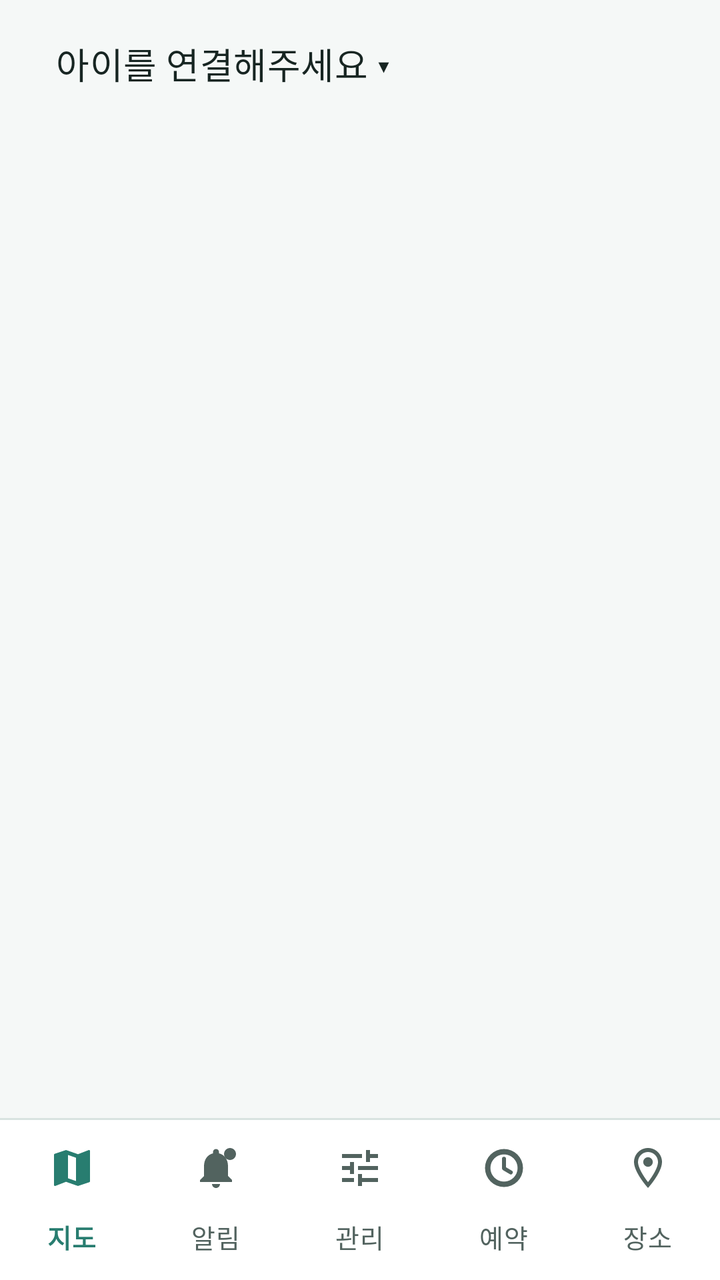
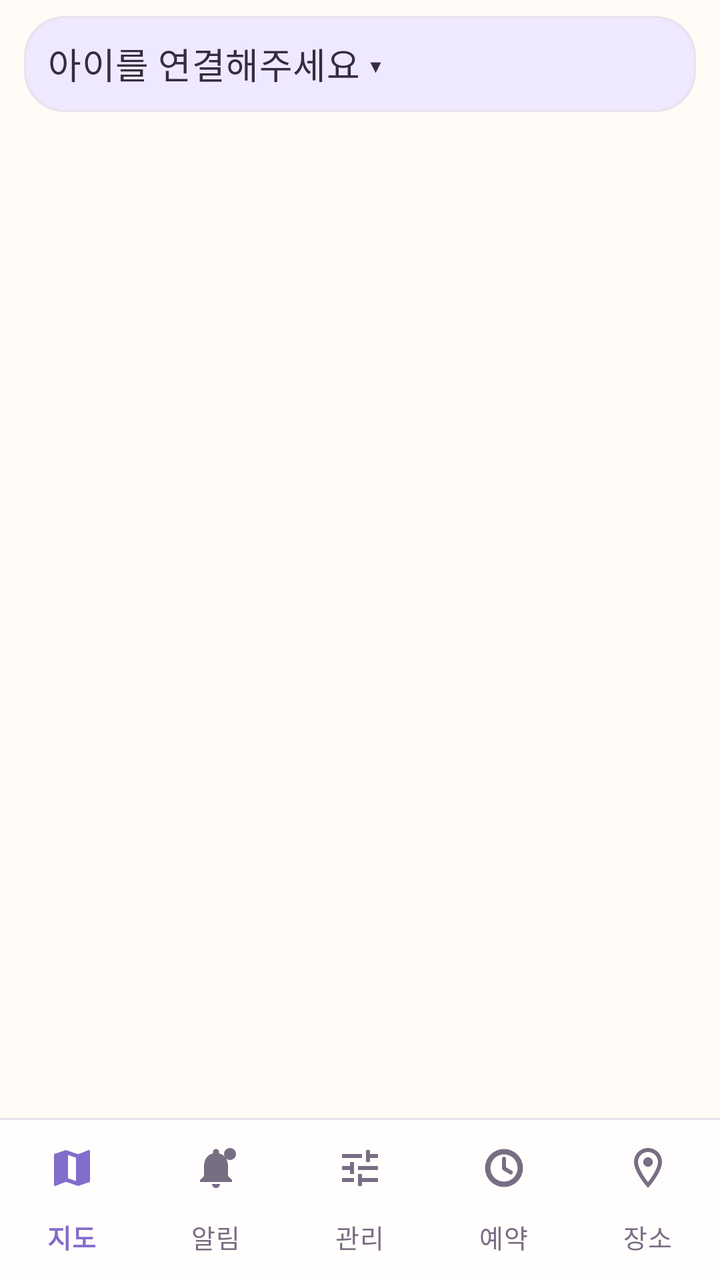

An Android layout rendered at two revisions. The XML below is the earlier revision; the diff shows what the commit changed to produce the second picture.
<!-- AndroidManifest.xml: application theme Theme.KidCare -->
<!-- res/layout/activity_guardian_main.xml -->
<?xml version="1.0" encoding="utf-8"?>
<LinearLayout xmlns:android="http://schemas.android.com/apk/res/android"
    xmlns:app="http://schemas.android.com/apk/res-auto"
    android:layout_width="match_parent"
    android:layout_height="match_parent"
    android:orientation="vertical">

    
    <LinearLayout
        android:id="@+id/child_selector_bar"
        android:layout_width="match_parent"
        android:layout_height="wrap_content"
        android:background="?attr/colorSurface"
        android:gravity="center_vertical"
        android:paddingHorizontal="16dp"
        android:paddingVertical="8dp">

        <TextView
            android:id="@+id/child_selector"
            android:layout_width="match_parent"
            android:layout_height="48dp"
            android:background="?attr/selectableItemBackground"
            android:clickable="true"
            android:focusable="true"
            android:gravity="center_vertical"
            android:paddingHorizontal="12dp"
            android:text="@string/child_selector_empty"
            android:textAppearance="?attr/textAppearanceTitleMedium"
            android:textColor="?attr/colorOnSurface" />
    </LinearLayout>

    
    <TextView
        android:id="@+id/disconnect_banner"
        android:layout_width="match_parent"
        android:layout_height="wrap_content"
        android:background="?attr/colorErrorContainer"
        android:paddingHorizontal="16dp"
        android:paddingVertical="14dp"
        android:textAppearance="?attr/textAppearanceBodyMedium"
        android:textColor="?attr/colorOnErrorContainer"
        android:visibility="gone" />

    <FrameLayout
        android:id="@+id/fragment_container"
        android:layout_width="match_parent"
        android:layout_height="0dp"
        android:layout_weight="1" />

    
    <View
        android:layout_width="match_parent"
        android:layout_height="1dp"
        android:background="?attr/colorOutlineVariant" />

    <com.google.android.material.bottomnavigation.BottomNavigationView
        android:id="@+id/bottom_nav"
        android:layout_width="match_parent"
        android:layout_height="wrap_content"
        app:labelVisibilityMode="labeled"
        app:menu="@menu/guardian_bottom_nav" />
</LinearLayout>
<!-- resources referenced by this layout -->
<resources>
  <style name="Theme.KidCare" parent="Theme.Material3.DayNight.NoActionBar">
          <item name="colorPrimary">@color/sky</item>
          <item name="colorOnPrimary">@color/on_accent</item>
          <item name="colorPrimaryContainer">@color/sky_soft</item>
          <item name="colorOnPrimaryContainer">@color/ink</item>
  
          <item name="colorSecondary">@color/apricot</item>
          <item name="colorOnSecondary">@color/on_accent</item>
          <item name="colorSecondaryContainer">@color/apricot_soft</item>
          <item name="colorOnSecondaryContainer">@color/on_apricot_soft</item>
  
          <item name="colorTertiary">@color/grass</item>
          <item name="colorOnTertiary">@color/on_accent</item>
          <item name="colorTertiaryContainer">@color/grass_soft</item>
          <item name="colorOnTertiaryContainer">@color/ink</item>
  
          <item name="colorError">@color/berry_ink</item>
          <item name="colorOnError">@color/paper_card</item>
          <item name="colorErrorContainer">@color/berry_soft</item>
          <item name="colorOnErrorContainer">@color/on_berry_soft</item>
  
          <item name="android:colorBackground">@color/paper</item>
          <item name="colorOnBackground">@color/ink</item>
          <item name="colorSurface">@color/paper</item>
          <item name="colorOnSurface">@color/ink</item>
          <item name="colorSurfaceVariant">@color/paper_fold</item>
          <item name="colorOnSurfaceVariant">@color/ink_soft</item>
          <item name="colorSurfaceContainerLowest">@color/paper_card</item>
          <item name="colorSurfaceContainerLow">@color/paper_card</item>
          <item name="colorSurfaceContainer">@color/paper_card</item>
          <item name="colorSurfaceContainerHigh">@color/paper_fold</item>
          <item name="colorSurfaceContainerHighest">@color/paper_fold</item>
          <item name="colorOutline">@color/line</item>
          <item name="colorOutlineVariant">@color/line_soft</item>
  
          <item name="shapeAppearanceCornerExtraSmall">@style/ShapeAppearance.KidCare.ExtraSmall</item>
          <item name="shapeAppearanceCornerSmall">@style/ShapeAppearance.KidCare.Small</item>
          <item name="shapeAppearanceCornerMedium">@style/ShapeAppearance.KidCare.Medium</item>
          <item name="shapeAppearanceCornerLarge">@style/ShapeAppearance.KidCare.Large</item>
          <item name="shapeAppearanceCornerExtraLarge">@style/ShapeAppearance.KidCare.ExtraLarge</item>
          <item name="shapeAppearanceSmallComponent">@style/ShapeAppearance.KidCare.Small</item>
          <item name="shapeAppearanceMediumComponent">@style/ShapeAppearance.KidCare.Medium</item>
          <item name="shapeAppearanceLargeComponent">@style/ShapeAppearance.KidCare.Large</item>
  
          <item name="textAppearanceDisplayLarge">@style/TextAppearance.KidCare.DisplayLarge</item>
          <item name="textAppearanceDisplayMedium">@style/TextAppearance.KidCare.DisplayMedium</item>
          <item name="textAppearanceDisplaySmall">@style/TextAppearance.KidCare.DisplaySmall</item>
          <item name="textAppearanceHeadlineLarge">@style/TextAppearance.KidCare.HeadlineLarge</item>
          <item name="textAppearanceHeadlineMedium">@style/TextAppearance.KidCare.HeadlineMedium</item>
          <item name="textAppearanceHeadlineSmall">@style/TextAppearance.KidCare.HeadlineSmall</item>
          <item name="textAppearanceTitleLarge">@style/TextAppearance.KidCare.TitleLarge</item>
          <item name="textAppearanceTitleMedium">@style/TextAppearance.KidCare.TitleMedium</item>
          <item name="textAppearanceTitleSmall">@style/TextAppearance.KidCare.TitleSmall</item>
          <item name="textAppearanceBodyLarge">@style/TextAppearance.KidCare.BodyLarge</item>
          <item name="textAppearanceBodyMedium">@style/TextAppearance.KidCare.BodyMedium</item>
          <item name="textAppearanceBodySmall">@style/TextAppearance.KidCare.BodySmall</item>
          <item name="textAppearanceLabelLarge">@style/TextAppearance.KidCare.LabelLarge</item>
          <item name="textAppearanceLabelMedium">@style/TextAppearance.KidCare.LabelMedium</item>
          <item name="textAppearanceLabelSmall">@style/TextAppearance.KidCare.LabelSmall</item>
  
          <item name="materialButtonStyle">@style/Widget.KidCare.Button</item>
          <item name="materialButtonOutlinedStyle">@style/Widget.KidCare.Button.Outlined</item>
          <item name="materialCardViewStyle">@style/Widget.KidCare.Card</item>
          <item name="bottomNavigationStyle">@style/Widget.KidCare.BottomNav</item>
          <item name="textInputStyle">@style/Widget.KidCare.TextField</item>
  
          <item name="android:statusBarColor" tools:targetApi="l">@color/paper</item>
          <item name="android:navigationBarColor">@color/paper_card</item>
          <item name="android:windowLightStatusBar" tools:targetApi="m">@bool/light_system_bars</item>
          <item name="android:windowLightNavigationBar" tools:targetApi="o_mr1">@bool/light_system_bars</item>
          <item name="android:windowBackground">@color/paper</item>
      </style>
  <color name="sky">#287D70</color>
  <color name="sky_soft">#D8EEE9</color>
  <color name="ink">#172522</color>
  <color name="apricot">#F2A65A</color>
  <color name="apricot_soft">#FFF0DF</color>
  <color name="on_apricot_soft">#4A2B0D</color>
  <color name="grass">#4EA970</color>
  <color name="grass_soft">#DDF3E4</color>
  <color name="berry_ink">#A23E3E</color>
  <color name="paper_card">#FFFFFF</color>
  <color name="berry_soft">#FCE7E7</color>
  <color name="on_berry_soft">#4B1717</color>
  <color name="paper">#F5F8F7</color>
  <color name="paper_fold">#E8F0EE</color>
  <color name="ink_soft">#52635F</color>
  <color name="line">#71827E</color>
  <color name="line_soft">#D8E3E0</color>
  <!-- unchanged entries left out for length: 29 -->
</resources>

<!-- the commit's change to res/layout/activity_guardian_main.xml (unified diff, before → after) -->
@@ -10,16 +10,16 @@
         android:id="@+id/child_selector_bar"
         android:layout_width="match_parent"
         android:layout_height="wrap_content"
-        android:background="?attr/colorSurface"
+        android:background="@color/paper"
         android:gravity="center_vertical"
-        android:paddingHorizontal="16dp"
+        android:paddingHorizontal="12dp"
         android:paddingVertical="8dp">
 
         <TextView
             android:id="@+id/child_selector"
             android:layout_width="match_parent"
             android:layout_height="48dp"
-            android:background="?attr/selectableItemBackground"
+            android:background="@drawable/bg_child_selector"
             android:clickable="true"
             android:focusable="true"
             android:gravity="center_vertical"
<!-- resource entries referenced after the edit -->
@@ -1,6 +1,6 @@
 <!-- resources referenced by this layout -->
 <resources>
-  <style name="Theme.KidCare" parent="Theme.Material3.DayNight.NoActionBar">
+  <style name="Theme.KidCare" parent="Theme.Material3.Light.NoActionBar">
           <item name="colorPrimary">@color/sky</item>
           <item name="colorOnPrimary">@color/on_accent</item>
           <item name="colorPrimaryContainer">@color/sky_soft</item>
@@ -71,24 +71,42 @@
           <item name="android:windowLightStatusBar" tools:targetApi="m">@bool/light_system_bars</item>
           <item name="android:windowLightNavigationBar" tools:targetApi="o_mr1">@bool/light_system_bars</item>
           <item name="android:windowBackground">@color/paper</item>
+          <item name="android:forceDarkAllowed" tools:targetApi="q">false</item>
       </style>
-  <color name="sky">#287D70</color>
-  <color name="sky_soft">#D8EEE9</color>
-  <color name="ink">#172522</color>
-  <color name="apricot">#F2A65A</color>
-  <color name="apricot_soft">#FFF0DF</color>
-  <color name="on_apricot_soft">#4A2B0D</color>
-  <color name="grass">#4EA970</color>
-  <color name="grass_soft">#DDF3E4</color>
-  <color name="berry_ink">#A23E3E</color>
-  <color name="paper_card">#FFFFFF</color>
-  <color name="berry_soft">#FCE7E7</color>
-  <color name="on_berry_soft">#4B1717</color>
-  <color name="paper">#F5F8F7</color>
-  <color name="paper_fold">#E8F0EE</color>
-  <color name="ink_soft">#52635F</color>
-  <color name="line">#71827E</color>
-  <color name="line_soft">#D8E3E0</color>
+  <color name="sky">#826DCC</color>
+  <color name="sky_soft">#EEE9FF</color>
+  <color name="ink">#342D3F</color>
+  <color name="apricot">#F2A05F</color>
+  <color name="apricot_soft">#FFF0E2</color>
+  <color name="on_apricot_soft">#5A3216</color>
+  <color name="grass">#7E9D68</color>
+  <color name="grass_soft">#EDF4E7</color>
+  <color name="berry_ink">#B64C66</color>
+  <color name="paper_card">#FFFEFC</color>
+  <color name="berry_soft">#FDE8F2</color>
+  <color name="on_berry_soft">#5B213C</color>
+  <color name="paper">#FFFBF6</color>
+  <!-- drawable bg_child_selector (drawable) -->
+  <?xml version="1.0" encoding="utf-8"?>
+  <selector xmlns:android="http://schemas.android.com/apk/res/android">
+      <item android:state_pressed="true">
+          <shape android:shape="rectangle">
+              <solid android:color="@color/line_soft" />
+              <corners android:radius="20dp" />
+          </shape>
+      </item>
+      <item>
+          <shape android:shape="rectangle">
+              <solid android:color="@color/sky_soft" />
+              <stroke android:width="1dp" android:color="@color/line_soft" />
+              <corners android:radius="20dp" />
+          </shape>
+      </item>
+  </selector>
+  <color name="paper_fold">#F5F0FF</color>
+  <color name="ink_soft">#776E84</color>
+  <color name="line">#A398AE</color>
+  <color name="line_soft">#E9E1ED</color>
   <!-- unchanged entries left out for length: 29 -->
 </resources>
 
